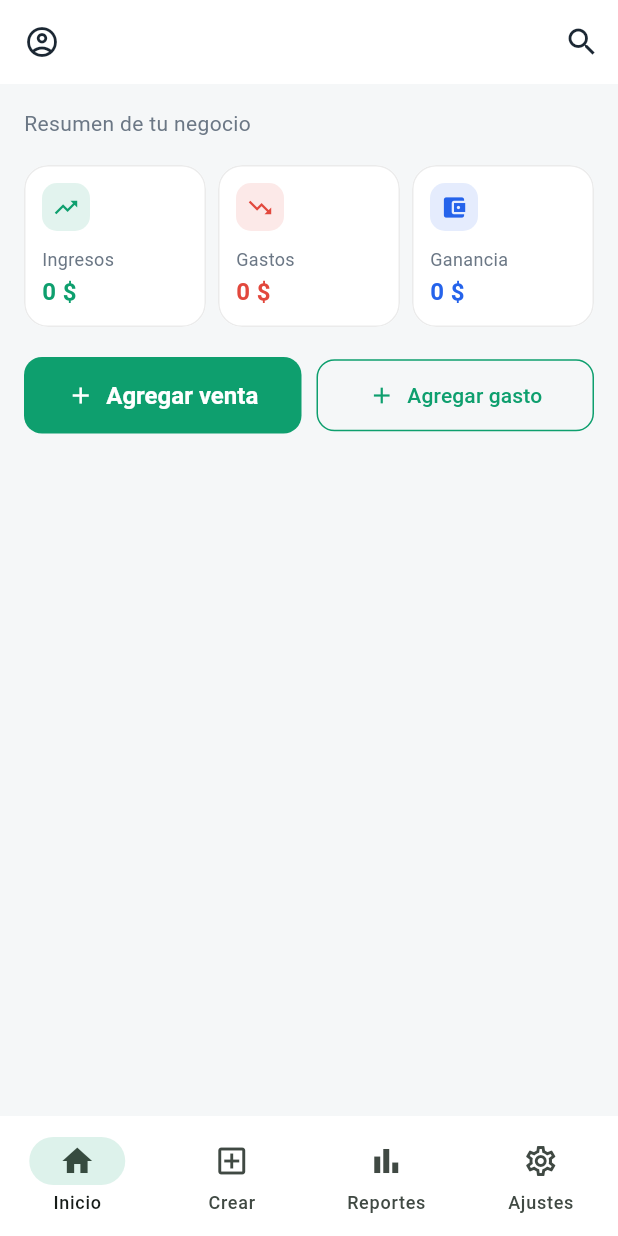
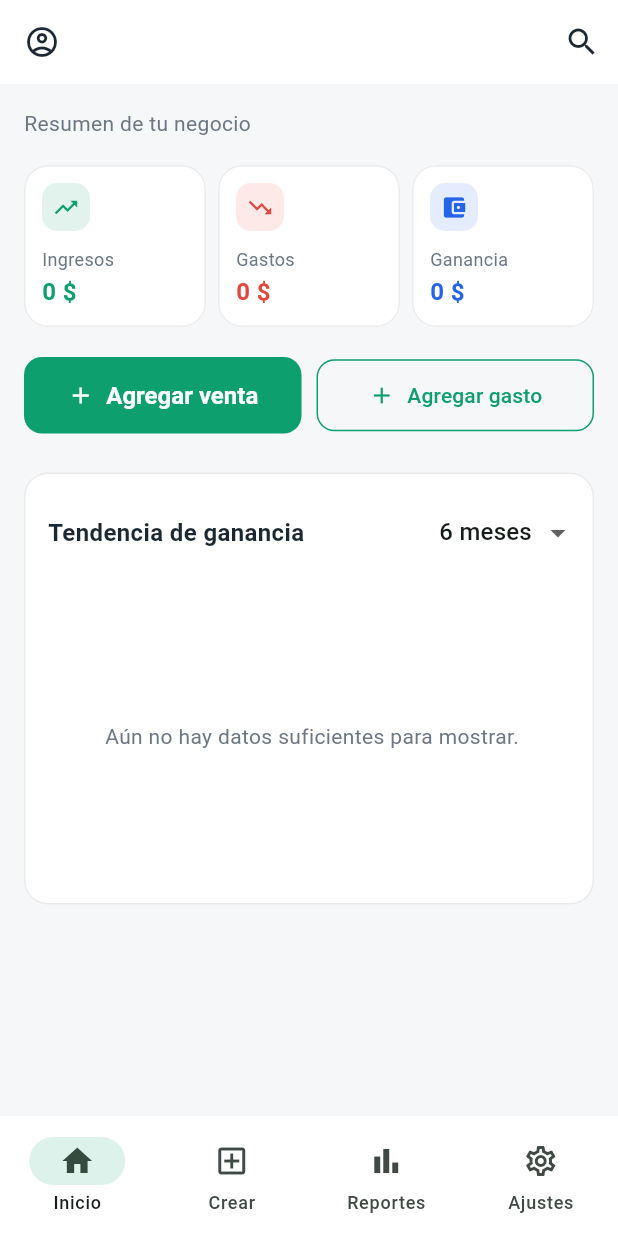
Before and after one commit to sgallon-ux/stocklet, a Flutter app: the screen it shows once a user with an empty profile is signed in, on a phone screen of 412 x 824 dp. Run offline on Flutter 3.47's test engine with Material 3 defaults, Android fonts, the phone set to English and light mode, and no system bars; our stand-ins replace cloud_firestore, country_picker, firebase_auth, firebase_core, fl_chart, shared_preferences; missing offline and left inert: currency_picker; accounts and stored records are empty; generated files the repository leaves out were written again.

Commit message:
Gráfica de tendencia en pantalla de inicio

```diff
--- a/lib/datos_app.dart
+++ b/lib/datos_app.dart
@@ -14,6 +14,19 @@ import 'models/negocio.dart';
 import 'formato.dart';
 
 enum EstadoApp { cargando, sinSesion, sinNegocio, listo }
+
+const _mesesCorto = [
+  'Ene', 'Feb', 'Mar', 'Abr', 'May', 'Jun',
+  'Jul', 'Ago', 'Sep', 'Oct', 'Nov', 'Dic'
+];
+
+class PuntoTendencia {
+  final String etiqueta;
+  final double valor;
+  PuntoTendencia(this.etiqueta, this.valor);
+}
+
+enum RangoTendencia { mes, tres, seis, anio }
 
 class DatosApp extends ChangeNotifier {
   final _db = FirebaseFirestore.instance;
@@ -355,6 +368,50 @@ Future<void> _cargarNegocioId(String uid) async {
     return lista;
   }
 
+  List<PuntoTendencia> tendenciaGanancia(RangoTendencia rango) {
+    final ahora = DateTime.now();
+
+    // Ganancia en el intervalo [ini, fin)  (fin es exclusivo)
+    double gananciaEntre(DateTime ini, DateTime fin) {
+      double ing = 0, gas = 0;
+      for (final v in ventas) {
+        if (!v.fecha.isBefore(ini) && v.fecha.isBefore(fin)) ing += v.total;
+      }
+      for (final p in pedidos) {
+        if (p.entregado &&
+            !p.fechaEntrega.isBefore(ini) &&
+            p.fechaEntrega.isBefore(fin)) {
+          ing += p.precio;
+        }
+      }
+      for (final g in gastos) {
+        if (!g.fecha.isBefore(ini) && g.fecha.isBefore(fin)) gas += g.monto;
+      }
+      return ing - gas;
+    }
+
+    final puntos = <PuntoTendencia>[];
+
+    if (rango == RangoTendencia.mes) {
+      // Día por día, del 1 hasta hoy
+      for (int d = 1; d <= ahora.day; d++) {
+        final ini = DateTime(ahora.year, ahora.month, d);
+        final fin = DateTime(ahora.year, ahora.month, d + 1);
+        puntos.add(PuntoTendencia('$d', gananciaEntre(ini, fin)));
+      }
+    } else {
+      final n = rango == RangoTendencia.tres
+          ? 3
+          : (rango == RangoTendencia.seis ? 6 : 12);
+      for (int i = n - 1; i >= 0; i--) {
+        final ini = DateTime(ahora.year, ahora.month - i, 1);
+        final fin = DateTime(ahora.year, ahora.month - i + 1, 1);
+        puntos.add(PuntoTendencia(_mesesCorto[ini.month - 1], gananciaEntre(ini, fin)));
+      }
+    }
+    return puntos;
+  }
+
   // --- Escuchar la nube en vivo, dentro del negocio ---
   void _escucharTodo() {
     if (_negocioId == null) return;       // sin negocio, no hay qué escuchar
--- a/lib/pantallas/inicio.dart
+++ b/lib/pantallas/inicio.dart
@@ -9,6 +9,7 @@ import 'historial_ventas.dart';
 import 'historial_gastos.dart';
 import 'ajustes.dart';
 import 'widgets/tarjeta_resumen.dart';
+import 'widgets/grafica_tendencia.dart';
 
 class PantallaInicio extends StatelessWidget {
   const PantallaInicio({super.key});
@@ -100,7 +101,7 @@ class PantallaInicio extends StatelessWidget {
                     ),
                   ),
                   const SizedBox(width: 10),
-                  Expanded(
+                 Expanded(
                     child: OutlinedButton.icon(
                       onPressed: () => Navigator.push(
                           context,
@@ -112,6 +113,8 @@ class PantallaInicio extends StatelessWidget {
                   ),
                 ],
               ),
+              const SizedBox(height: 20),
+              const GraficaTendencia(),
             ],
           );
         },
--- /dev/null
+++ b/lib/pantallas/widgets/grafica_tendencia.dart
@@ -0,0 +1,156 @@
+import 'package:flutter/material.dart';
+import 'package:provider/provider.dart';
+import 'package:fl_chart/fl_chart.dart';
+import '../../datos_app.dart';
+import '../../tema.dart';
+import '../../formato.dart';
+
+class GraficaTendencia extends StatefulWidget {
+  const GraficaTendencia({super.key});
+
+  @override
+  State<GraficaTendencia> createState() => _GraficaTendenciaState();
+}
+
+class _GraficaTendenciaState extends State<GraficaTendencia> {
+  RangoTendencia _rango = RangoTendencia.seis;
+
+  static const _opciones = {
+    RangoTendencia.mes: 'Este mes',
+    RangoTendencia.tres: '3 meses',
+    RangoTendencia.seis: '6 meses',
+    RangoTendencia.anio: 'Año',
+  };
+
+  @override
+  Widget build(BuildContext context) {
+    final datos = context.watch<DatosApp>();
+    final puntos = datos.tendenciaGanancia(_rango);
+
+    return Card(
+      child: Padding(
+        padding: const EdgeInsets.fromLTRB(16, 16, 12, 12),
+        child: Column(
+          crossAxisAlignment: CrossAxisAlignment.start,
+          children: [
+            Row(
+              children: [
+                const Expanded(
+                  child: Text('Tendencia de ganancia',
+                      style: TextStyle(
+                          fontSize: 16,
+                          fontWeight: FontWeight.bold,
+                          color: AppColores.texto)),
+                ),
+                DropdownButton<RangoTendencia>(
+                  value: _rango,
+                  underline: const SizedBox.shrink(),
+                  borderRadius: BorderRadius.circular(12),
+                  items: _opciones.entries
+                      .map((e) => DropdownMenuItem(
+                          value: e.key, child: Text(e.value)))
+                      .toList(),
+                  onChanged: (v) => setState(() => _rango = v!),
+                ),
+              ],
+            ),
+            const SizedBox(height: 12),
+            SizedBox(height: 200, child: _grafica(puntos)),
+          ],
+        ),
+      ),
+    );
+  }
+
+  Widget _grafica(List<PuntoTendencia> puntos) {
+    if (puntos.isEmpty || puntos.every((p) => p.valor == 0)) {
+      return const Center(
+        child: Text('Aún no hay datos suficientes para mostrar.',
+            style: TextStyle(color: AppColores.textoSuave)),
+      );
+    }
+
+    double minV = 0, maxV = 0;
+    for (final p in puntos) {
+      if (p.valor > maxV) maxV = p.valor;
+      if (p.valor < minV) minV = p.valor;
+    }
+    final maxY = maxV <= 0 ? 100.0 : maxV * 1.15;
+    final minY = minV < 0 ? minV * 1.15 : 0.0;
+    final paso = (puntos.length / 6).ceil();
+
+    final spots = <FlSpot>[
+      for (int i = 0; i < puntos.length; i++)
+        FlSpot(i.toDouble(), puntos[i].valor),
+    ];
+
+    return LineChart(
+      LineChartData(
+        minX: 0,
+        maxX: (puntos.length <= 1 ? 1 : puntos.length - 1).toDouble(),
+        minY: minY,
+        maxY: maxY,
+        gridData: const FlGridData(show: false),
+        borderData: FlBorderData(show: false),
+        titlesData: FlTitlesData(
+          leftTitles:
+              const AxisTitles(sideTitles: SideTitles(showTitles: false)),
+          rightTitles:
+              const AxisTitles(sideTitles: SideTitles(showTitles: false)),
+          topTitles:
+              const AxisTitles(sideTitles: SideTitles(showTitles: false)),
+          bottomTitles: AxisTitles(
+            sideTitles: SideTitles(
+              showTitles: true,
+              reservedSize: 26,
+              interval: 1,
+              getTitlesWidget: (value, meta) {
+                final i = value.round();
+                if (i < 0 || i >= puntos.length) {
+                  return const SizedBox.shrink();
+                }
+                if (i % paso != 0 && i != puntos.length - 1) {
+                  return const SizedBox.shrink();
+                }
+                return Padding(
+                  padding: const EdgeInsets.only(top: 6),
+                  child: Text(puntos[i].etiqueta,
+                      style: const TextStyle(
+                          fontSize: 10, color: AppColores.textoSuave)),
+                );
+              },
+            ),
+          ),
+        ),
+        lineTouchData: LineTouchData(
+          touchTooltipData: LineTouchTooltipData(
+            getTooltipItems: (touched) => touched.map((s) {
+              return LineTooltipItem(
+                pesos(s.y),
+                const TextStyle(
+                    color: Colors.white,
+                    fontWeight: FontWeight.bold,
+                    fontSize: 12),
+              );
+            }).toList(),
+          ),
+        ),
+        lineBarsData: [
+          LineChartBarData(
+            spots: spots,
+            isCurved: true,
+            preventCurveOverShooting: true,
+            color: AppColores.verde,
+            barWidth: 3,
+            isStrokeCapRound: true,
+            dotData: FlDotData(show: puntos.length <= 12),
+            belowBarData: BarAreaData(
+              show: true,
+              color: AppColores.verde.withValues(alpha: 0.12),
+            ),
+          ),
+        ],
+      ),
+    );
+  }
+}
```
